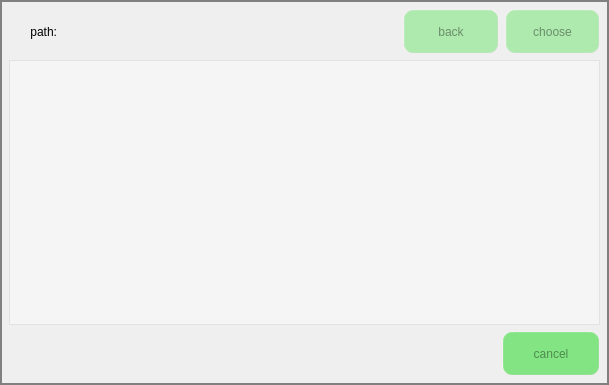
Qt form file_opration.ui (jizizihe/baijie_demo) before a commit.
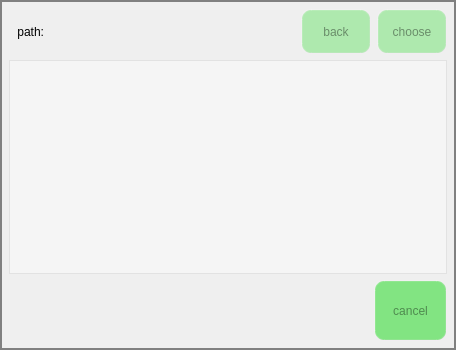
The same form after that commit. Icons and pictures are not drawn.

Patch:
```diff
--- a/file_opration.ui
+++ b/file_opration.ui
@@ -6,8 +6,8 @@
    <rect>
     <x>0</x>
     <y>0</y>
-    <width>609</width>
-    <height>385</height>
+    <width>456</width>
+    <height>350</height>
    </rect>
   </property>
   <property name="font">
@@ -82,7 +82,7 @@
           <property name="minimumSize">
            <size>
             <width>0</width>
-            <height>45</height>
+            <height>0</height>
            </size>
           </property>
           <property name="maximumSize">
@@ -107,7 +107,7 @@
           <property name="minimumSize">
            <size>
             <width>0</width>
-            <height>45</height>
+            <height>0</height>
            </size>
           </property>
           <property name="maximumSize">
@@ -127,12 +127,27 @@
     </item>
     <item row="1" column="0">
      <widget class="QTreeWidget" name="treeWidget">
+      <property name="sizePolicy">
+       <sizepolicy hsizetype="Minimum" vsizetype="Minimum">
+        <horstretch>0</horstretch>
+        <verstretch>0</verstretch>
+       </sizepolicy>
+      </property>
       <property name="styleSheet">
        <string notr="true"> background-color:rgba(255, 255, 255, 100);</string>
       </property>
+      <property name="sizeAdjustPolicy">
+       <enum>QAbstractScrollArea::AdjustToContents</enum>
+      </property>
       <attribute name="headerVisible">
        <bool>false</bool>
       </attribute>
+      <attribute name="headerDefaultSectionSize">
+       <number>0</number>
+      </attribute>
+      <attribute name="headerMinimumSectionSize">
+       <number>0</number>
+      </attribute>
       <column>
        <property name="text">
         <string>Directory</string>
@@ -166,7 +181,7 @@
         <property name="maximumSize">
          <size>
           <width>16777215</width>
-          <height>45</height>
+          <height>16777215</height>
          </size>
         </property>
         <property name="styleSheet">
```
Left out of the diff: 5 changed lines with no effect on the pictures.
